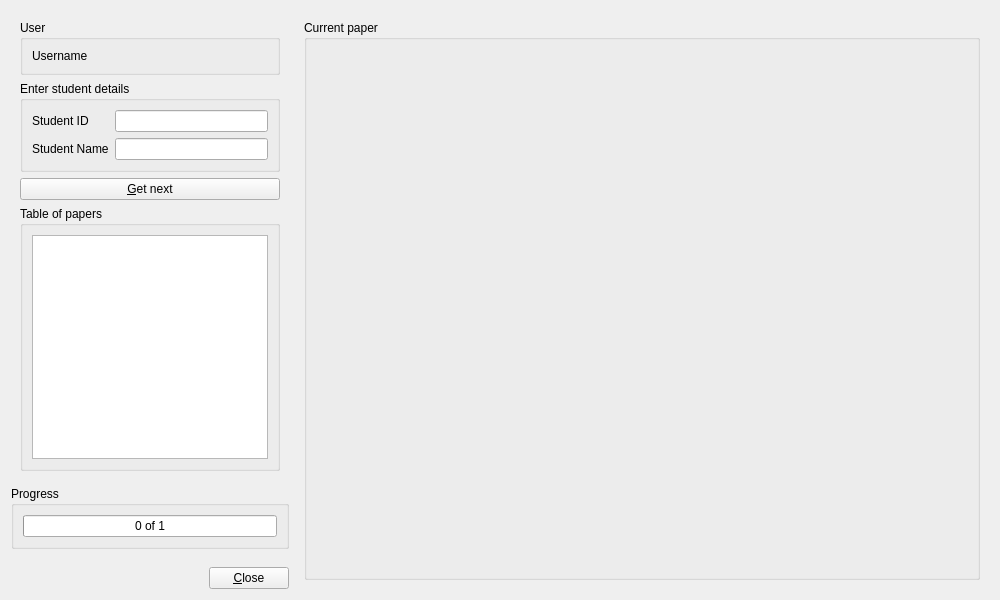
The window that qtCreatorFiles/ui_identify.ui (plomgrading/plom) describes before a commit, drawn with Qt 5.
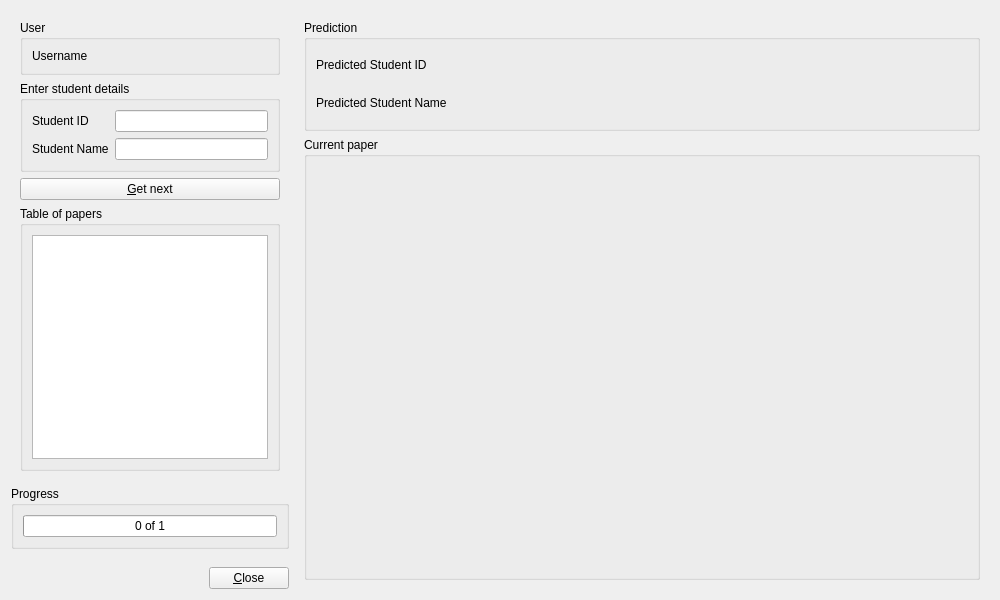
The same window after the commit.

Commit message:
Started tweaking id client and image server to handle predicted id numbers. The id-client will display and auto-fill the predicted student number... so the user just has to hit enter.
the student number prediction code is coming soon.

```diff
--- a/qtCreatorFiles/ui_identify.ui
+++ b/qtCreatorFiles/ui_identify.ui
@@ -71,8 +71,14 @@
       <property name="sizeConstraint">
        <enum>QLayout::SetDefaultConstraint</enum>
       </property>
-      <item row="0" column="0">
+      <item row="1" column="0">
        <widget class="QGroupBox" name="paperBox">
+        <property name="sizePolicy">
+         <sizepolicy hsizetype="Preferred" vsizetype="Expanding">
+          <horstretch>0</horstretch>
+          <verstretch>4</verstretch>
+         </sizepolicy>
+        </property>
         <property name="title">
          <string>Current paper</string>
         </property>
@@ -83,6 +89,47 @@
         </layout>
        </widget>
       </item>
+      <item row="0" column="0">
+       <widget class="QGroupBox" name="predictionBox">
+        <property name="sizePolicy">
+         <sizepolicy hsizetype="Preferred" vsizetype="Expanding">
+          <horstretch>0</horstretch>
+          <verstretch>1</verstretch>
+         </sizepolicy>
+        </property>
+        <property name="title">
+         <string>Prediction</string>
+        </property>
+        <layout class="QGridLayout" name="gridLayout_6">
+         <item row="0" column="0">
+          <widget class="QLabel" name="pSIDLabel">
+           <property name="sizePolicy">
+            <sizepolicy hsizetype="Expanding" vsizetype="Preferred">
+             <horstretch>4</horstretch>
+             <verstretch>0</verstretch>
+            </sizepolicy>
+           </property>
+           <property name="text">
+            <string>Predicted Student ID</string>
+           </property>
+          </widget>
+         </item>
+         <item row="1" column="0">
+          <widget class="QLabel" name="pNameLabel">
+           <property name="sizePolicy">
+            <sizepolicy hsizetype="Expanding" vsizetype="Preferred">
+             <horstretch>4</horstretch>
+             <verstretch>0</verstretch>
+            </sizepolicy>
+           </property>
+           <property name="text">
+            <string>Predicted Student Name</string>
+           </property>
+          </widget>
+         </item>
+        </layout>
+       </widget>
+      </item>
      </layout>
     </widget>
    </item>
```
The commit also changes 5 other files.
